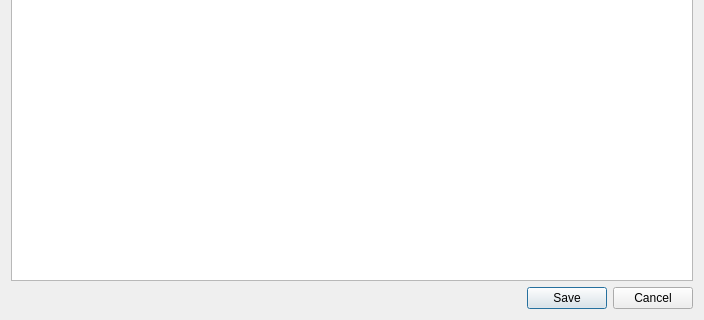
Before: the Qt Designer form report.ui in PrimalSystemStudio/StudentManagement, drawn with Qt 5; both pictures show x 0 to 704 and y 400 to 720 of the 704 by 720 pixel window.
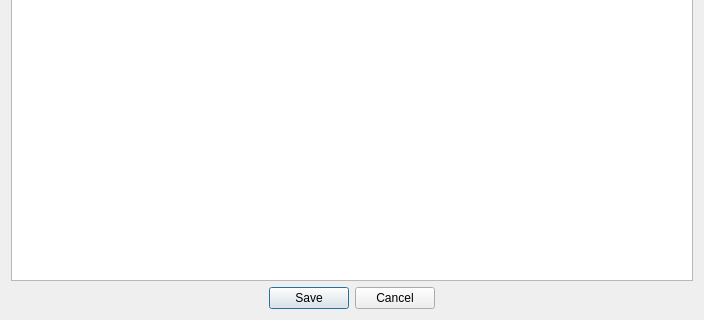
After: the same form once the commit is applied.

Diff of the .ui file:
```diff
--- a/report.ui
+++ b/report.ui
@@ -29,6 +29,9 @@
      <property name="standardButtons">
       <set>QDialogButtonBox::Cancel|QDialogButtonBox::Save</set>
      </property>
+     <property name="centerButtons">
+      <bool>true</bool>
+     </property>
     </widget>
    </item>
   </layout>
```
Left out of the diff: 22 changed lines with no effect on the pictures.
